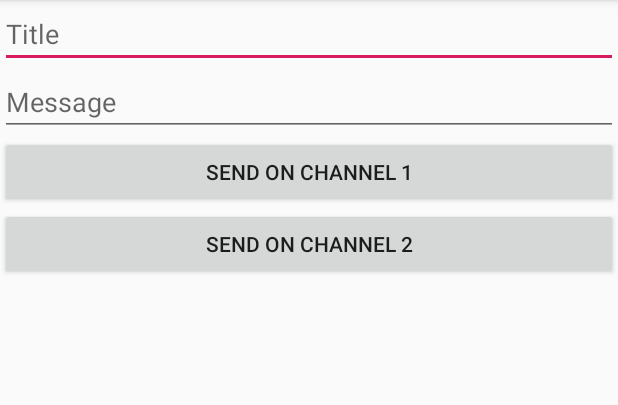
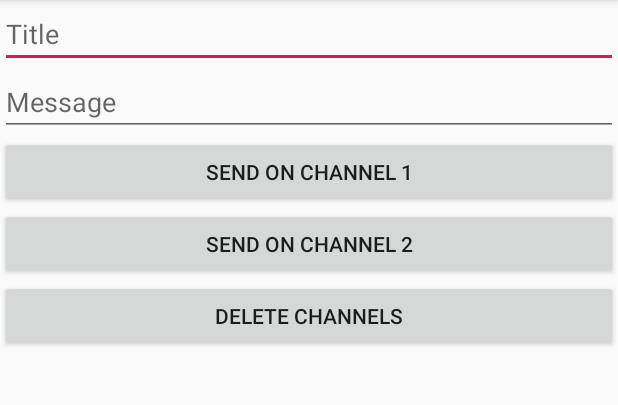
Before and after one commit to shrinidhi99/notifications-android, an Android app: the screen it shows after launch (MainActivity), on a phone screen of 412 x 824 dp, the part 84-489 px from its top. Run offline under Robolectric (Android 15) with nearby library versions, the phone set to English and light mode, and no system bars.

Commit message:
Delete notification channels

```diff
--- a/app/src/main/res/layout/activity_main.xml
+++ b/app/src/main/res/layout/activity_main.xml
@@ -30,4 +30,10 @@
         android:onClick="sendOnChannel2"
         android:text="Send on channel 2" />
 
+    <Button
+        android:layout_width="match_parent"
+        android:layout_height="wrap_content"
+        android:onClick="deleteNotificationChannels"
+        android:text="Delete Channels" />
+
 </LinearLayout>
```
Also changed, not shown: app/src/main/java/com/example/notifications/MainActivity.java (+12 -1 lines).
